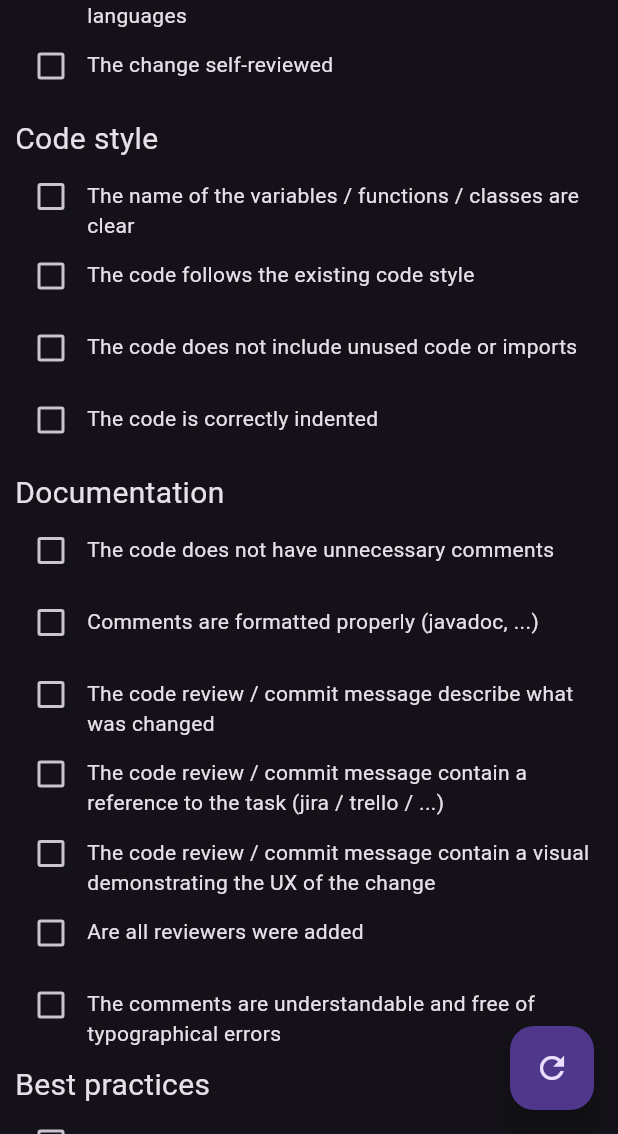
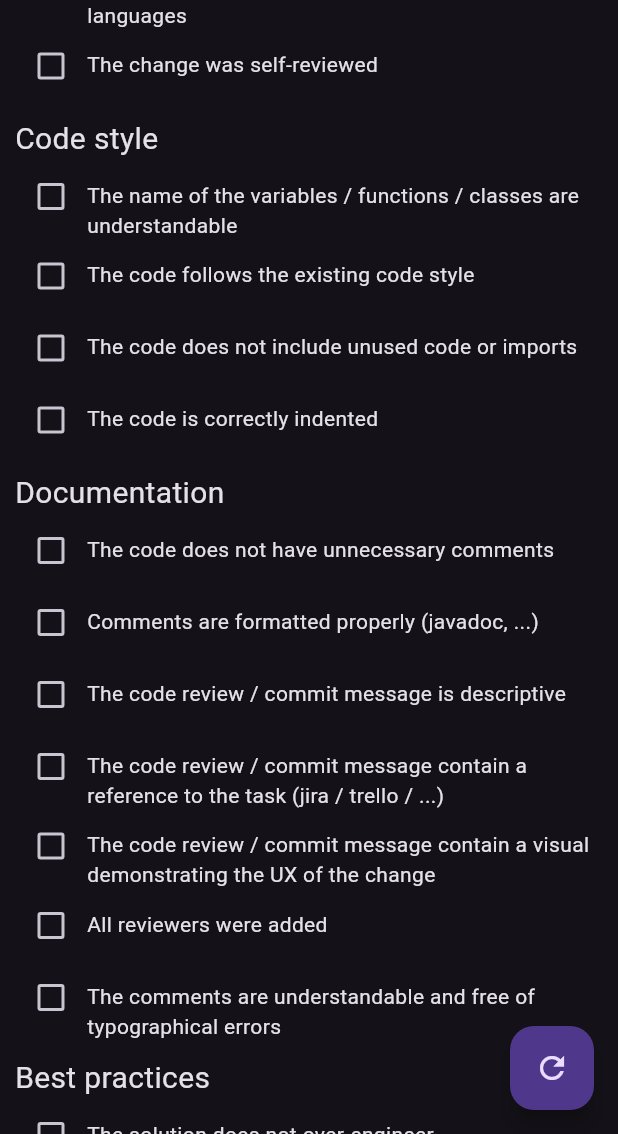
Before and after one commit to christianamenos/flutter_code_review_checklist, a Flutter app: the screen it shows after launch, scrolled down 576 dp, after a tap on the "refresh" icon, on a phone screen of 412 x 824 dp, the part 102-1236 px from its top. Run offline on Flutter 3.47's test engine with Material 3 defaults, Android fonts, the phone set to English and light mode, and no system bars; our stand-ins replace shared_preferences.

Commit message:
UI adjustments, upgraded target Android SDK version, modified modules to be under montfoc instead of christianamenos domain

```diff
--- a/lib/chech_item_row.dart
+++ /dev/null
@@ -1,45 +0,0 @@
-import 'package:flutter/material.dart';
-
-import 'models/check_item.dart';
-
-class CheckItemRow extends StatelessWidget {
-  static const DEFAULT_MARGIN = 13.0;
-  final CheckItem checkItem;
-  final Function checkboxHandler;
-
-  CheckItemRow({
-    required this.checkItem,
-    required this.checkboxHandler,
-  });
-
-  @override
-  Widget build(BuildContext context) {
-    return Row(
-      crossAxisAlignment: CrossAxisAlignment.start,
-      children: [
-        Checkbox(
-          value: checkItem.checked,
-          onChanged: (isChecked) {
-            this.checkItem.checked = isChecked ?? false;
-            this.checkboxHandler(this.checkItem);
-          },
-        ),
-        Expanded(
-          child: Container(
-            margin: EdgeInsets.only(
-                top: DEFAULT_MARGIN,
-            ),
-            child: Text(
-              checkItem.text,
-              style: TextStyle(
-                  height: 1.4,
-                  decoration: this.checkItem.checked
-                      ? TextDecoration.lineThrough
-                      : TextDecoration.none),
-            ),
-          ),
-        ),
-      ],
-    );
-  }
-}
--- /dev/null
+++ b/lib/chech_item_row_widget.dart
@@ -0,0 +1,62 @@
+import 'package:flutter/material.dart';
+
+import 'models/check_item.dart';
+
+class CheckItemRowWidget extends StatelessWidget {
+  static const TOP_MARGIN = 13.0;
+  static const LINE_HEIGHT = 1.4;
+  final CheckItem checkItem;
+  final Function checkboxHandler;
+
+  CheckItemRowWidget({
+    required this.checkItem,
+    required this.checkboxHandler,
+  });
+
+  @override
+  Widget build(BuildContext context) {
+    return GestureDetector(
+      onTap: _toggleCheckbox,
+      child: Row(
+        crossAxisAlignment: CrossAxisAlignment.start,
+        children: [
+          _buildItemCheckbox(),
+          Expanded(
+            child: Container(
+              margin: EdgeInsets.only(
+                top: TOP_MARGIN,
+              ),
+              child: _buildItemText(),
+            ),
+          ),
+        ],
+      ),
+    );
+  }
+
+  _toggleCheckbox() {
+    this.checkItem.checked = !this.checkItem.checked;
+    this.checkboxHandler();
+  }
+
+  Text _buildItemText() {
+    return Text(
+      checkItem.text,
+      style: TextStyle(
+          height: LINE_HEIGHT,
+          decoration: this.checkItem.checked
+              ? TextDecoration.lineThrough
+              : TextDecoration.none),
+    );
+  }
+
+  Checkbox _buildItemCheckbox() {
+    return Checkbox(
+      value: checkItem.checked,
+      onChanged: (isChecked) {
+        this.checkItem.checked = isChecked ?? false;
+        this.checkboxHandler();
+      },
+    );
+  }
+}
--- a/lib/checklist.dart
+++ /dev/null
@@ -1,56 +0,0 @@
-import 'package:flutter/material.dart';
-
-import 'chech_item_row.dart';
-import 'models/section.dart';
-
-class CheckList extends StatelessWidget {
-  final Section checklist;
-  final Function checkboxHandler;
-  static const DEFAULT_MARGIN = 10.0;
-
-  CheckList(this.checklist, this.checkboxHandler);
-
-  @override
-  Widget build(BuildContext context) {
-    return Container(
-      width: double.infinity,
-      margin: EdgeInsets.only(
-        left: DEFAULT_MARGIN,
-        right: DEFAULT_MARGIN,
-        top: DEFAULT_MARGIN / 2,
-        bottom: DEFAULT_MARGIN / 2
-      ),
-      child: Column(
-        children: [
-          Text(
-            this.checklist.sectionName,
-            style: TextStyle(
-              fontSize: 20,
-            ),
-          ),
-          Column(
-            children: [
-              ...this
-                  .checklist
-                  .checkItems
-                  .map((checkItem) => CheckItemRow(
-                        checkItem: checkItem,
-                        checkboxHandler: checkboxHandler,
-                      ))
-                  .toList(),
-              ...this
-                  .checklist
-                  .subsections
-                  .map((subsection) => CheckList(
-                        subsection,
-                        checkboxHandler,
-                      ))
-                  .toList(),
-            ],
-          ),
-        ],
-        crossAxisAlignment: CrossAxisAlignment.start,
-      ),
-    );
-  }
-}
--- /dev/null
+++ b/lib/home_page.dart
@@ -0,0 +1,105 @@
+import 'package:flutter/material.dart';
+
+import 'section_widget.dart';
+import 'models/section.dart';
+import 'repositories/checklist_repository.dart';
+import 'repositories/checklist_repository_map.dart';
+
+class HomePage extends StatefulWidget {
+  HomePage({Key? key, required this.title}) : super(key: key);
+
+  final String title;
+
+  @override
+  _HomePageState createState() => _HomePageState();
+}
+
+class _HomePageState extends State<HomePage> {
+  static const BOTTOM_MARGIN = 70.0;
+  List<Section> checklistSections = [];
+  ChecklistRepository checklistRepository = ChecklistRepositoryMap();
+
+  @override
+  void initState() {
+    super.initState();
+    this.checklistSections = this.checklistRepository.getDefaultChecklist();
+    _getLastState();
+  }
+
+  void _getLastState() async {
+    var checklist = await this.checklistRepository.getChecklistLastState();
+    if (checklist.length > 0) {
+      setState(() {
+        this.checklistSections = checklist;
+      });
+    }
+  }
+
+  void checkboxHandler() {
+    // TODO: change by Provider/Consumer?
+    this.checklistRepository.saveChecklistState(checklistSections);
+    setState(() {
+      // The checkItem was changed in the checkItem reference
+    });
+  }
+
+  void _resetChecklist() {
+    setState(() {
+      this.checklistSections = this.checklistRepository.getDefaultChecklist();
+      this.checklistRepository.saveChecklistState(checklistSections);
+    });
+  }
+
+  List<Widget> _buildChecklist() {
+    return checklistSections
+        .map((section) => SectionWidget(section, checkboxHandler))
+        .toList();
+  }
+
+  @override
+  Widget build(BuildContext context) {
+    // This method is rerun every time setState is called, for instance as done
+    // by the _incrementCounter method above.
+    //
+    // The Flutter framework has been optimized to make rerunning build methods
+    // fast, so that you can just rebuild anything that needs updating rather
+    // than having to individually change instances of widgets.
+    return Scaffold(
+      appBar: AppBar(
+        // Here we take the value from the MyHomePage object that was created by
+        // the App.build method, and use it to set our appbar title.
+        title: Text(widget.title),
+      ),
+      body: SingleChildScrollView(
+        child: Container(
+          margin: EdgeInsets.only(
+            bottom: BOTTOM_MARGIN,
+          ),
+          child: Column(
+          // Column is also a layout widget. It takes a list of children and
+          // arranges them vertically. By default, it sizes itself to fit its
+          // children horizontally, and tries to be as tall as its parent.
+          //
+          // Invoke "debug painting" (press "p" in the console, choose the
+          // "Toggle Debug Paint" action from the Flutter Inspector in Android
+          // Studio, or the "Toggle Debug Paint" command in Visual Studio Code)
+          // to see the wireframe for each widget.
+          //
+          // Column has various properties to control how it sizes itself and
+          // how it positions its children. Here we use mainAxisAlignment to
+          // center the children vertically; the main axis here is the vertical
+          // axis because Columns are vertical (the cross axis would be
+          // horizontal).
+          mainAxisAlignment: MainAxisAlignment.start,
+          children: _buildChecklist(),
+        ),
+        ),
+      ),
+      floatingActionButton: FloatingActionButton(
+        onPressed: _resetChecklist,
+        tooltip: 'Reset',
+        child: Icon(Icons.refresh),
+      ), // This trailing comma makes auto-formatting nicer for build methods.
+    );
+  }
+}
--- a/lib/main.dart
+++ b/lib/main.dart
@@ -1,11 +1,6 @@
 import 'package:flutter/material.dart';
-import 'package:shared_preferences/shared_preferences.dart';
 
-import 'checklist.dart';
-import 'models/check_item.dart';
-import 'models/section.dart';
-import 'repositories/checklist_repository.dart';
-import 'repositories/checklist_repository_map.dart';
+import 'home_page.dart';
 
 void main() {
   runApp(MyApp());
@@ -16,113 +11,10 @@ class MyApp extends StatelessWidget {
   @override
   Widget build(BuildContext context) {
     return MaterialApp(
+      // debugShowCheckedModeBanner: false,
       title: 'Code Review Checklist',
       theme: ThemeData.dark(),
-      home: MyHomePage(title: 'Checklist'),
+      home: HomePage(title: 'Checklist'),
     );
   }
 }
-
-class MyHomePage extends StatefulWidget {
-  MyHomePage({Key? key, required this.title}) : super(key: key);
-
-  final String title;
-
-  @override
-  _MyHomePageState createState() => _MyHomePageState();
-}
-
-class _MyHomePageState extends State<MyHomePage> {
-  List<Section> checklistSections = [];
-  ChecklistRepository checklistRepository = ChecklistRepositoryMap();
-
-  @override
-  void initState() {
-    super.initState();
-    this.checklistSections = this.checklistRepository.getDefaultChecklist();
-    _getLastState();
-  }
-
-  _saveLastState() async {
-    SharedPreferences preferences = await SharedPreferences.getInstance();
-    preferences.setStringList(
-      "checklist",
-      this.checklistSections.map((section) => section.toJson()).toList(),
-    );
-  }
-
-  void _getLastState() async {
-    SharedPreferences preferences = await SharedPreferences.getInstance();
-    var checklistStringList = preferences
-        .getStringList("checklist")
-        ?.map((sectionJson) => Section.fromJson(sectionJson))
-        .toList();
-    if (checklistStringList != null) {
-      setState(() {
-        this.checklistSections = checklistStringList;
-      });
-    }
-  }
-
-  void checkboxHandler(CheckItem checkItem) {
-    _saveLastState();
-    setState(() {
-      // The checkItem was changed in the checkItem reference
-    });
-  }
-
-  void _resetChecklist() {
-    setState(() {
-      this.checklistSections = this.checklistRepository.getDefaultChecklist();
-      _saveLastState();
-    });
-  }
-
-  List<Widget> _buildChecklist() {
-    return checklistSections
-        .map((section) => CheckList(section, checkboxHandler))
-        .toList();
-  }
-
-  @override
-  Widget build(BuildContext context) {
-    // This method is rerun every time setState is called, for instance as done
-    // by the _incrementCounter method above.
-    //
-    // The Flutter framework has been optimized to make rerunning build methods
-    // fast, so that you can just rebuild anything that needs updating rather
-    // than having to individually change instances of widgets.
-    return Scaffold(
-      appBar: AppBar(
-        // Here we take the value from the MyHomePage object that was created by
-        // the App.build method, and use it to set our appbar title.
-        title: Text(widget.title),
-      ),
-      body: SingleChildScrollView(
-        child: Column(
-          // Column is also a layout widget. It takes a list of children and
-          // arranges them vertically. By default, it sizes itself to fit its
-          // children horizontally, and tries to be as tall as its parent.
-          //
-          // Invoke "debug painting" (press "p" in the console, choose the
-          // "Toggle Debug Paint" action from the Flutter Inspector in Android
-          // Studio, or the "Toggle Debug Paint" command in Visual Studio Code)
-          // to see the wireframe for each widget.
-          //
-          // Column has various properties to control how it sizes itself and
-          // how it positions its children. Here we use mainAxisAlignment to
-          // center the children vertically; the main axis here is the vertical
-          // axis because Columns are vertical (the cross axis would be
-          // horizontal).
-          mainAxisAlignment: MainAxisAlignment.start,
-          children: _buildChecklist(),
-        ),
-      ),
-      floatingActionButton: FloatingActionButton(
-        onPressed: _resetChecklist,
-        tooltip: 'Reset',
-        child: Icon(Icons.refresh),
-      ), // This trailing comma makes auto-formatting nicer for build methods.
-    );
-  }
-}
--- a/lib/repositories/checklist_repository.dart
+++ b/lib/repositories/checklist_repository.dart
@@ -2,4 +2,6 @@ import '../models/section.dart';
 
 abstract class ChecklistRepository {
   List<Section> getDefaultChecklist();
+  void saveChecklistState(List<Section> checklist);
+  Future<List<Section>> getChecklistLastState();
 }
--- a/lib/repositories/checklist_repository_map.dart
+++ b/lib/repositories/checklist_repository_map.dart
@@ -1,4 +1,5 @@
 import 'package:code_review_checklist/models/section.dart';
+import 'package:shared_preferences/shared_preferences.dart';
 
 import 'checklist_repository.dart';
 
@@ -18,6 +19,25 @@ class ChecklistRepositoryMap implements ChecklistRepository {
     return this._buildSectionListFromMap(defaultSections);
   }
 
+  @override
+  void saveChecklistState(List<Section> checklist) async {
+    SharedPreferences preferences = await SharedPreferences.getInstance();
+    preferences.setStringList(
+      "checklist",
+      checklist.map((section) => section.toJson()).toList(),
+    );
+  }
+
+  @override
+  Future<List<Section>> getChecklistLastState() async {
+    SharedPreferences preferences = await SharedPreferences.getInstance();
+    var checklist = preferences
+        .getStringList("checklist")
+        ?.map((sectionJson) => Section.fromJson(sectionJson))
+        .toList();
+    return checklist ?? [];
+  }
+
   List<Section> _buildSectionListFromMap(List<Map> defaultSections) {
     return defaultSections
         .map((sectionMap) => Section.fromMap(sectionMap))
@@ -30,7 +50,7 @@ class ChecklistRepositoryMap implements ChecklistRepository {
         'section_name': 'Correctness',
         'check_items': [
           {
-            'text': 'The code exposes or uses the API as agreed',
+            'text': 'The code exposes or consumes the API as agreed',
             'checked': false,
           },
           {
@@ -45,7 +65,7 @@ class ChecklistRepositoryMap implements ChecklistRepository {
           },
           {
             'text':
-                'There are too many changes? (divide into smaller code reviews, nobody wants to read long code reviews, and focus decreases over time)',
+                'There are not too many changes (divide into smaller code reviews, nobody wants to read long code reviews, the focus decreases over time)',
             'checked': false,
           },
         ],
@@ -55,7 +75,7 @@ class ChecklistRepositoryMap implements ChecklistRepository {
         'check_items': [
           {
             'text':
-                'The code was tested end to end (What are the steps to test the code?)',
+                'The code was tested end to end (the steps to test the code are documented)',
             'checked': false,
           },
           {
@@ -63,16 +83,16 @@ class ChecklistRepositoryMap implements ChecklistRepository {
             'checked': false,
           },
           {
-            'text': 'Test cover edge cases / errors / exceptions',
+            'text': 'Tests cover edge cases / errors / exceptions',
             'checked': false,
           },
           {
-            'text': 'Has enough automated tests (unit / integration / e2e)',
+            'text': 'Automated test coverage us above the threshold (unit / integration / e2e)',
             'checked': false,
           },
           {
             'text':
-                'Main branch was rebased / merged with latest changes and test it again',
+                'Main branch was rebased / merged with latest changes and tested with those changes',
             'checked': false,
           },
           {
@@ -80,7 +100,7 @@ class ChecklistRepositoryMap implements ChecklistRepository {
             'checked': false,
           },
           {
-            'text': 'The change self-reviewed',
+            'text': 'The change was self-reviewed',
             'checked': false,
           },
         ],
@@ -89,7 +109,7 @@ class ChecklistRepositoryMap implements ChecklistRepository {
         'section_name': 'Code style',
         'check_items': [
           {
-            'text': 'The name of the variables / functions / classes are clear',
+            'text': 'The name of the variables / functions / classes are understandable',
             'checked': false,
           },
           {
@@ -119,7 +139,7 @@ class ChecklistRepositoryMap implements ChecklistRepository {
           },
           {
             'text':
-                'The code review / commit message describe what was changed',
+                'The code review / commit message is descriptive',
             'checked': false,
           },
           {
@@ -133,7 +153,7 @@ class ChecklistRepositoryMap implements ChecklistRepository {
             'checked': false,
           },
           {
-            'text': 'Are all reviewers were added',
+            'text': 'All reviewers were added',
             'checked': false,
           },
           {
@@ -147,11 +167,11 @@ class ChecklistRepositoryMap implements ChecklistRepository {
         'section_name': 'Best practices',
         'check_items': [
           {
-            'text': 'The solution is not over-engineering',
+            'text': 'The solution does not over-engineer',
             'checked': false,
           },
           {
-            'text': 'Functions are short and do what their name say',
+            'text': 'Functions are short and do what their name says',
             'checked': false,
           },
           {
@@ -195,7 +215,7 @@ class ChecklistRepositoryMap implements ChecklistRepository {
           },
           {
             'text':
-                'The code makes use of language / framework specific features (does not reinventing the wheel)',
+                'The code uses language / framework specific features (do not reinvent the wheel)',
             'checked': false,
           },
           {
@@ -213,11 +233,11 @@ class ChecklistRepositoryMap implements ChecklistRepository {
         'section_name': 'Dependencies',
         'check_items': [
           {
-            'text': 'There are no deprecated / obsolete dependencies',
+            'text': 'The code do not use deprecated / obsolete dependencies',
             'checked': false,
           },
           {
-            'text': 'Vulnerable dependencies were addressed',
+            'text': 'The code does not contain vulnerable dependencies',
             'checked': false,
           },
         ],
@@ -230,7 +250,7 @@ class ChecklistRepositoryMap implements ChecklistRepository {
             'checked': false,
           },
           {
-            'text': 'Important events are logged',
+            'text': 'Important events are properly logged',
             'checked': false,
           },
           {
@@ -243,11 +263,11 @@ class ChecklistRepositoryMap implements ChecklistRepository {
         'section_name': 'Security and privacy',
         'check_items': [
           {
-            'text': 'The change is not exposing private information or endpoints (we are not exposing information to unauthorized users or hackers)',
+            'text': 'The change is not exposing private information or endpoints (do not expose information to unauthorized users or hackers)',
             'checked': false,
           },
           {
-            'text': 'Inputs data is properly sanitized',
+            'text': 'Input data are sanitized',
             'checked': false,
           },
           {
--- /dev/null
+++ b/lib/section_widget.dart
@@ -0,0 +1,62 @@
+import 'package:flutter/material.dart';
+
+import 'chech_item_row_widget.dart';
+import 'models/section.dart';
+
+class SectionWidget extends StatelessWidget {
+  final Section section;
+  final Function checkboxHandler;
+  static const HORIZONTAL_MARGIN = 10.0;
+  static const VERTICAL_MARGIN = HORIZONTAL_MARGIN / 2;
+  static const FONT_SIZE = 20.0;
+
+  SectionWidget(this.section, this.checkboxHandler);
+
+  @override
+  Widget build(BuildContext context) {
+    return Container(
+      width: double.infinity,
+      margin: EdgeInsets.only(
+        left: HORIZONTAL_MARGIN,
+        right: HORIZONTAL_MARGIN,
+        top: VERTICAL_MARGIN,
+        bottom: VERTICAL_MARGIN,
+      ),
+      child: Column(
+        children: [
+          _buildSectionName(),
+          ..._buildCheckItems(),
+          ..._buildSubsections(),
+        ],
+        crossAxisAlignment: CrossAxisAlignment.start,
+      ),
+    );
+  }
+
+  Widget _buildSectionName() {
+    return Text(
+      this.section.sectionName,
+      style: TextStyle(
+        fontSize: FONT_SIZE,
+      ),
+    );
+  }
+
+  List<Widget> _buildCheckItems() {
+    return section.checkItems
+        .map((checkItem) => CheckItemRowWidget(
+              checkItem: checkItem,
+              checkboxHandler: checkboxHandler,
+            ))
+        .toList();
+  }
+
+  List<Widget> _buildSubsections() {
+    return section.subsections
+        .map((subsection) => SectionWidget(
+              subsection,
+              checkboxHandler,
+            ))
+        .toList();
+  }
+}
```
Also changed, not shown: pubspec.yaml (+4 -4 lines), pubspec.lock, 12 other files.
